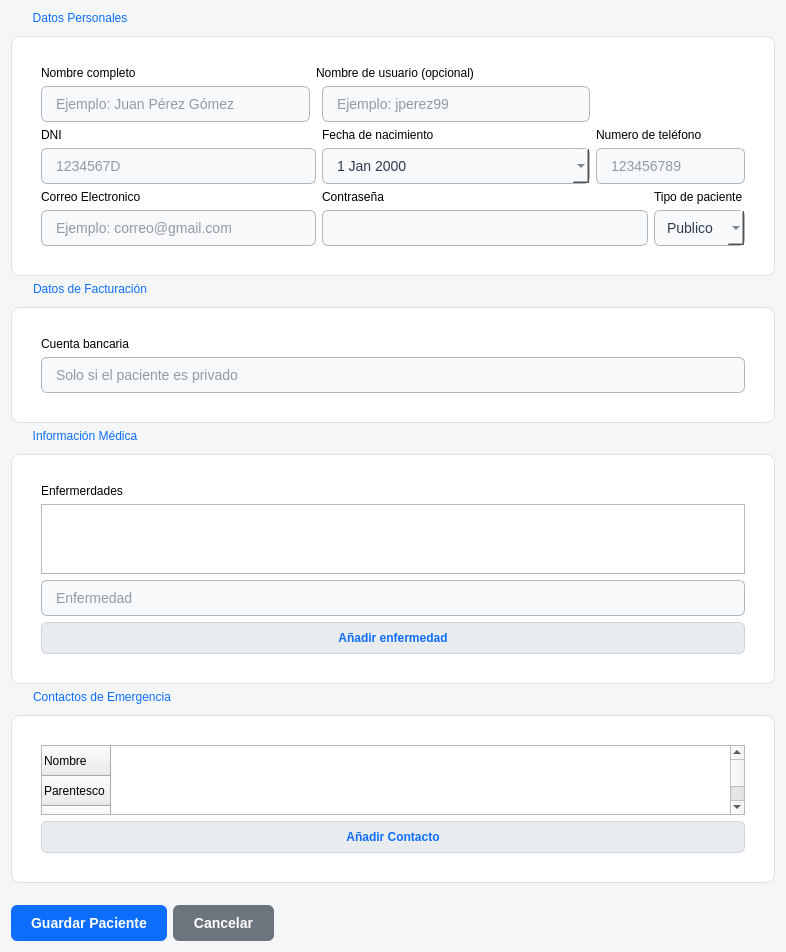
This is src/vista/ui/admin/paciente_form.ui in mbatla00/cediza_IS as Qt 5 draws it before an edit. The edited form follows.
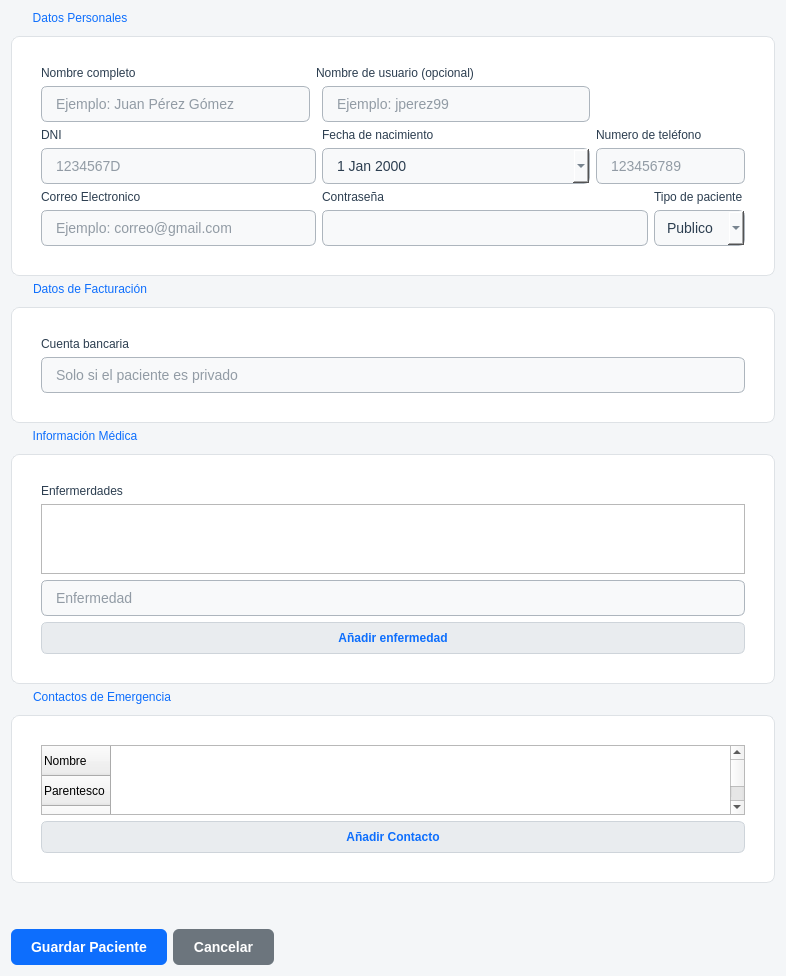
This is the edited form.

What changed in the file:
```diff
--- a/src/vista/ui/admin/paciente_form.ui
+++ b/src/vista/ui/admin/paciente_form.ui
@@ -7,7 +7,7 @@
     <x>0</x>
     <y>0</y>
     <width>786</width>
-    <height>952</height>
+    <height>976</height>
    </rect>
   </property>
   <property name="windowTitle">
@@ -19,6 +19,11 @@
     background-color: #f4f6f8;
 }
 
+/* NUEVO: Color oscuro para todas las etiquetas de texto del formulario (Nombre, DNI, etc.) */
+QLabel {
+    color: #2c3e50;
+}
+
 /* 2. El efecto &quot;Tarjeta Blanca&quot; para los QGroupBox */
 QGroupBox {
     background-color: #ffffff;
@@ -46,6 +51,8 @@
     background-color: #f8f9fa;
     font-size: 14px;
     color: #2c3e50;
+    selection-background-color: #0d6efd;
+    selection-color: #ffffff;
 }
 QLineEdit:focus, QDateEdit:focus, QComboBox:focus {
     border: 2px solid #0d6efd;
```
